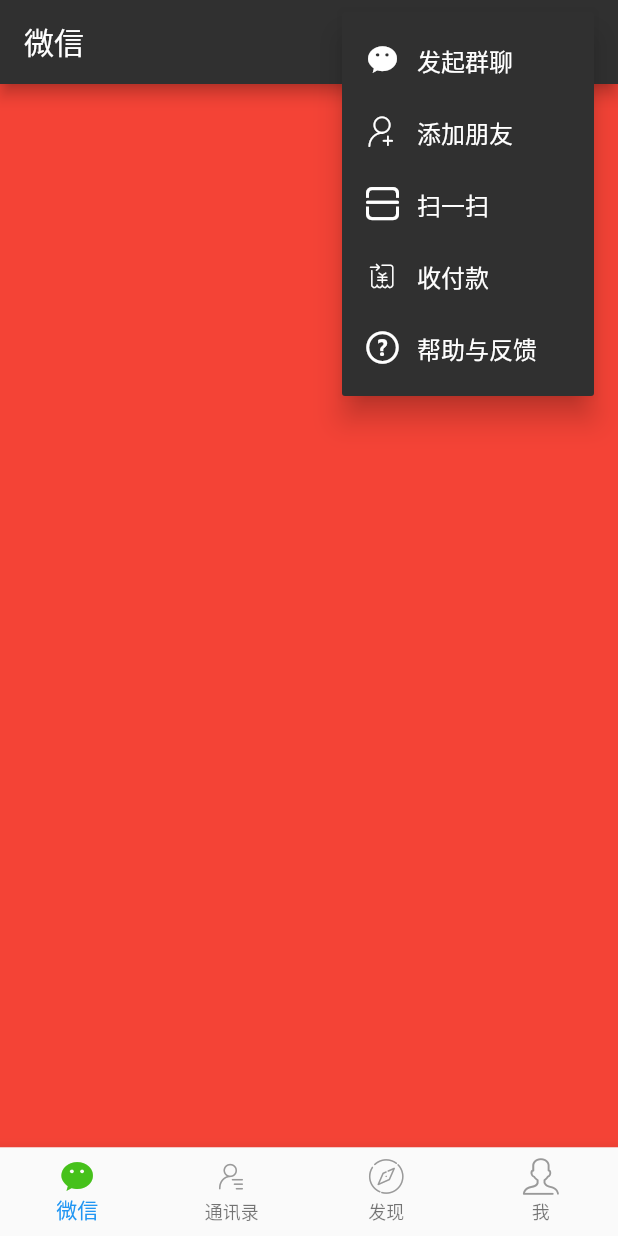
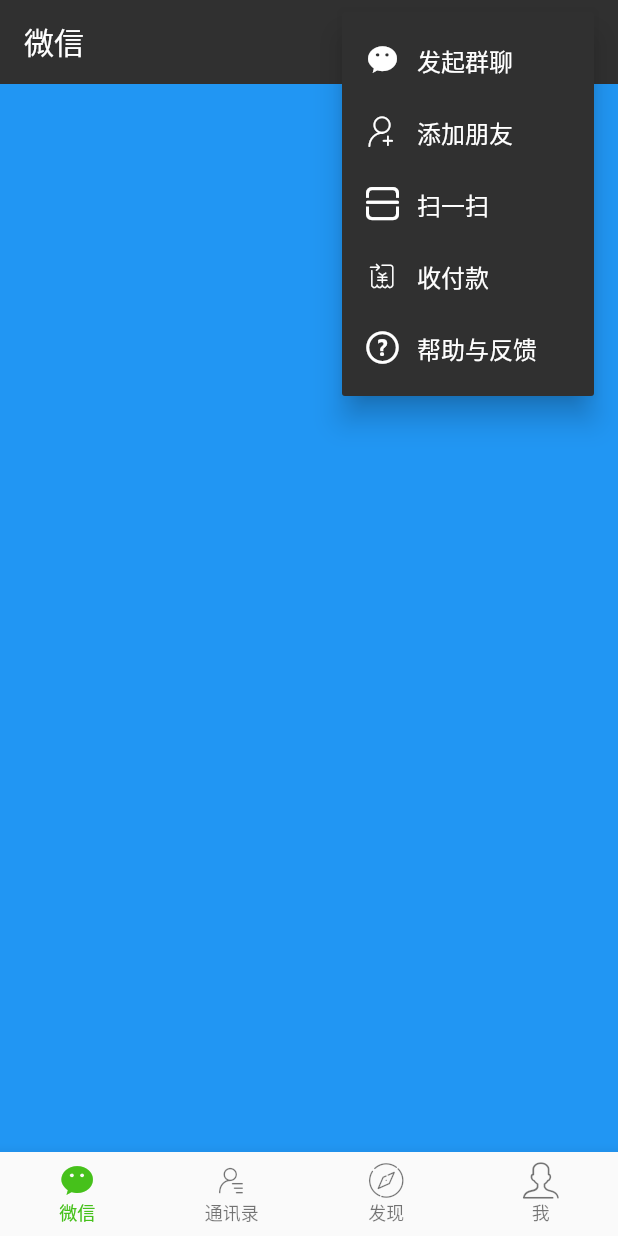
Before and after one commit to ddswez/flutter_first, a Flutter app: the screen it shows after launch, after a tap on the "add" icon, on a phone screen of 412 x 824 dp. Run offline on Flutter 3.47's test engine with Material 2 defaults, Android fonts, the phone set to English and light mode, and no system bars.

```diff
--- a/lib/home/home_screen.dart
+++ b/lib/home/home_screen.dart
@@ -4,30 +4,14 @@ import 'constants.dart' show Constants, AppColors;
 enum ActionItems { GROUP_CHAT, QR_SACN, ADD_FRIEND, PAYMENT, HELP }
 
 class NavigationIconView {
-  final String _title;
-  final IconData _icon;
-  final IconData _activeIcon;
   final BottomNavigationBarItem item;
 
   NavigationIconView(
       {Key key, String title, IconData icon, IconData activeIcon})
-      : _title = title,
-        _icon = icon,
-        _activeIcon = activeIcon,
-        item = new BottomNavigationBarItem(
-            icon: Icon(
-              icon,
-              color: Color(AppColors.TabIconNormal),
-            ),
-            activeIcon: Icon(
-              activeIcon,
-              color: Color(AppColors.TabIconActive),
-            ),
-            title: Text(
-              title,
-              style: TextStyle(
-                  fontSize: 14.0, color: Color(AppColors.TabIconNormal)),
-            ),
+      : item = new BottomNavigationBarItem(
+            icon: Icon(icon),
+            activeIcon: Icon(activeIcon),
+            title: Text(title),
             backgroundColor: Colors.white);
 }
 
@@ -37,7 +21,10 @@ class HomeScreen extends StatefulWidget {
 }
 
 class _HomeScreenState extends State<HomeScreen> {
+  PageController _pageController;
   List<NavigationIconView> _navigationViews;
+  int _currentIndex = 0;
+  List<Widget> _pages;
 
   @override
   void initState() {
@@ -59,6 +46,22 @@ class _HomeScreenState extends State<HomeScreen> {
           title: '我',
           icon: IconData(0xe758, fontFamily: Constants.IconFontFamily),
           activeIcon: IconData(0xe607, fontFamily: Constants.IconFontFamily)),
+    ];
+    _pageController = PageController(initialPage: _currentIndex);
+
+    _pages = [
+      Container(
+        color: Colors.blue,
+      ),
+      Container(
+        color: Colors.orange,
+      ),
+      Container(
+        color: Colors.white,
+      ),
+      Container(
+        color: Colors.red,
+      ),
     ];
   }
 
@@ -82,19 +85,27 @@ class _HomeScreenState extends State<HomeScreen> {
   @override
   Widget build(BuildContext context) {
     final BottomNavigationBar _bottomBar = BottomNavigationBar(
+      fixedColor: const Color(AppColors.TabIconActive),
+      selectedFontSize: 12.0,
       items: _navigationViews
           .map((NavigationIconView navigationIconView) =>
               navigationIconView.item)
           .toList(),
-      currentIndex: 0,
+      currentIndex: _currentIndex,
       type: BottomNavigationBarType.fixed,
       onTap: (int index) {
-        print('点击的是第$index个');
+        setState(() {
+          _currentIndex = index;
+
+          _pageController.animateToPage(_currentIndex,
+              duration: Duration(milliseconds: 200), curve: Curves.easeInOut);
+        });
       },
     );
     return Scaffold(
       appBar: AppBar(
         title: Text("微信"),
+        elevation: 0,
         actions: <Widget>[
           Container(
             padding: const EdgeInsets.only(right: 8.0),
@@ -141,8 +152,17 @@ class _HomeScreenState extends State<HomeScreen> {
           )
         ],
       ),
-      body: Container(
-        color: Colors.red,
+      body: PageView.builder(
+        itemBuilder: (BuildContext context, int index) {
+          return _pages[index];
+        },
+        itemCount: _pages.length,
+        controller: _pageController,
+        onPageChanged: (int index) {
+          setState(() {
+            _currentIndex = index;
+          });
+        },
       ),
       bottomNavigationBar: _bottomBar,
     );
```
